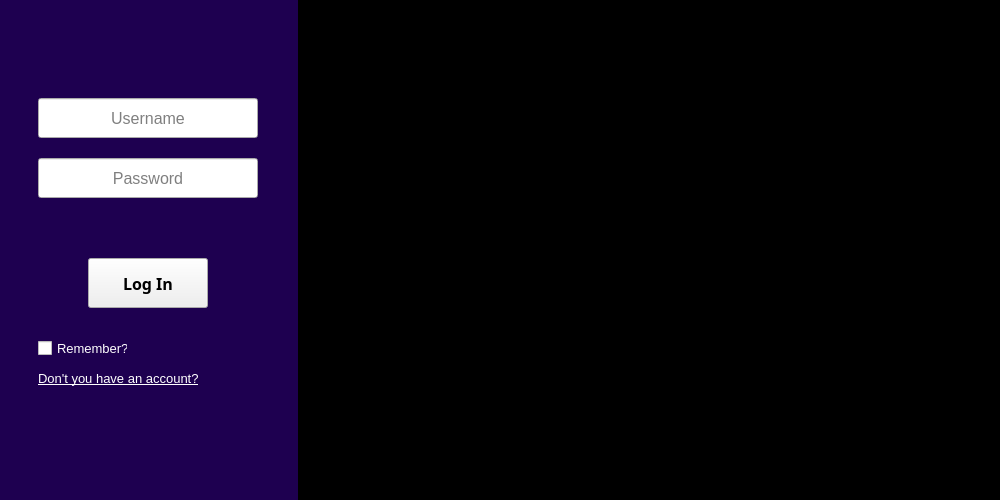
The window that ui/loginWindow.ui (JeanExtreme002/OtakuList-Offline) describes before a commit, drawn with Qt 5.
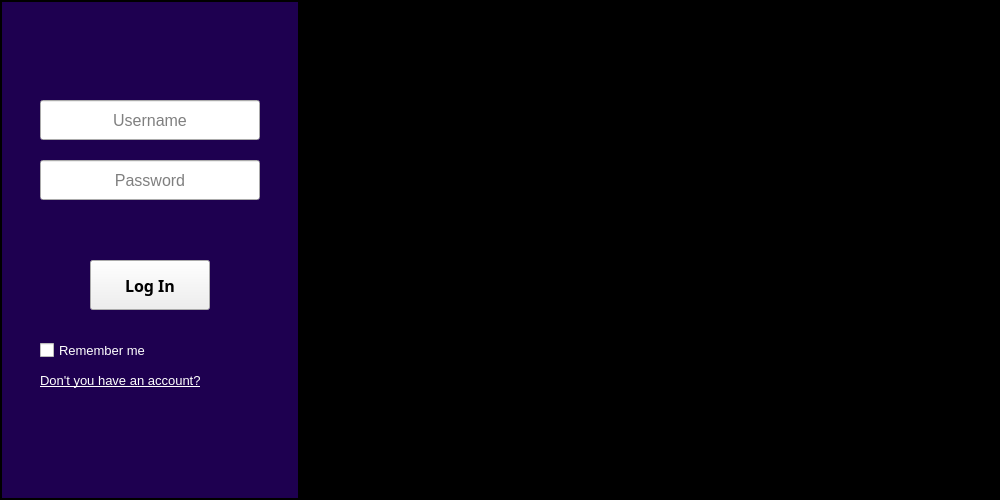
The same window after the commit.

Commit message: completed login screen

```diff
--- a/ui/loginWindow.ui
+++ b/ui/loginWindow.ui
@@ -14,14 +14,47 @@
    <string>MainWindow</string>
   </property>
   <widget class="QWidget" name="centralwidget">
+   <property name="minimumSize">
+    <size>
+     <width>1000</width>
+     <height>500</height>
+    </size>
+   </property>
+   <property name="maximumSize">
+    <size>
+     <width>1920</width>
+     <height>1080</height>
+    </size>
+   </property>
+   <layout class="QGridLayout" name="gridLayout_2">
+    <property name="leftMargin">
+     <number>0</number>
+    </property>
+    <property name="topMargin">
+     <number>0</number>
+    </property>
+    <property name="rightMargin">
+     <number>0</number>
+    </property>
+    <property name="bottomMargin">
+     <number>0</number>
+    </property>
+    <property name="spacing">
+     <number>0</number>
+    </property>
+    <item row="0" column="0">
    <widget class="QFrame" name="sideBar">
-    <property name="geometry">
-     <rect>
-      <x>-2</x>
-      <y>-2</y>
-      <width>302</width>
-      <height>504</height>
-     </rect>
+      <property name="minimumSize">
+       <size>
+        <width>300</width>
+        <height>500</height>
+       </size>
+      </property>
+      <property name="maximumSize">
+       <size>
+        <width>300</width>
+        <height>1080</height>
+       </size>
     </property>
     <property name="styleSheet">
      <string notr="true">#sideBar {
@@ -118,7 +151,7 @@
       <rect>
        <x>40</x>
        <y>340</y>
-       <width>90</width>
+         <width>161</width>
        <height>20</height>
       </rect>
      </property>
@@ -131,7 +164,7 @@
       <string notr="true">color: rgb(255, 255, 255);</string>
      </property>
      <property name="text">
-      <string>Remember?</string>
+        <string>Remember me</string>
      </property>
     </widget>
     <widget class="QPushButton" name="registerButton">
@@ -171,7 +204,33 @@
       <bool>true</bool>
      </property>
     </widget>
-   </widget>
+      <widget class="QLabel" name="errorMessage">
+       <property name="geometry">
+        <rect>
+         <x>20</x>
+         <y>420</y>
+         <width>260</width>
+         <height>40</height>
+        </rect>
+       </property>
+       <property name="styleSheet">
+        <string notr="true">color: rgb(255, 0, 0);</string>
+       </property>
+       <property name="text">
+        <string/>
+       </property>
+       <property name="alignment">
+        <set>Qt::AlignCenter</set>
+       </property>
+      </widget>
+     </widget>
+    </item>
+    <item row="0" column="1">
+     <layout class="QGridLayout" name="backgroundLayout">
+      <property name="spacing">
+       <number>0</number>
+      </property>
+      <item row="0" column="0">
    <widget class="QLabel" name="background">
     <property name="geometry">
      <rect>
@@ -191,6 +250,10 @@
      <bool>true</bool>
     </property>
    </widget>
+      </item>
+     </layout>
+    </item>
+   </layout>
   </widget>
  </widget>
  <resources/>
```
Left out of the diff: 14 changed lines with no effect on the pictures. Lines whose indentation alone changed are shown as unchanged. The commit also changes 22 other files.
